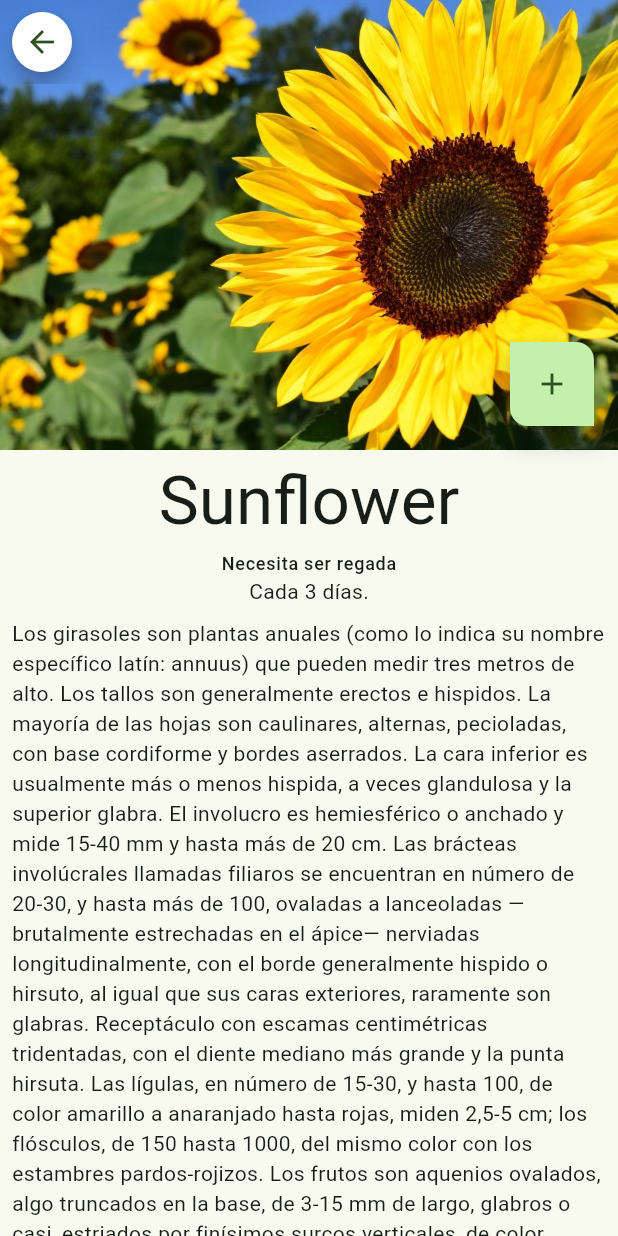
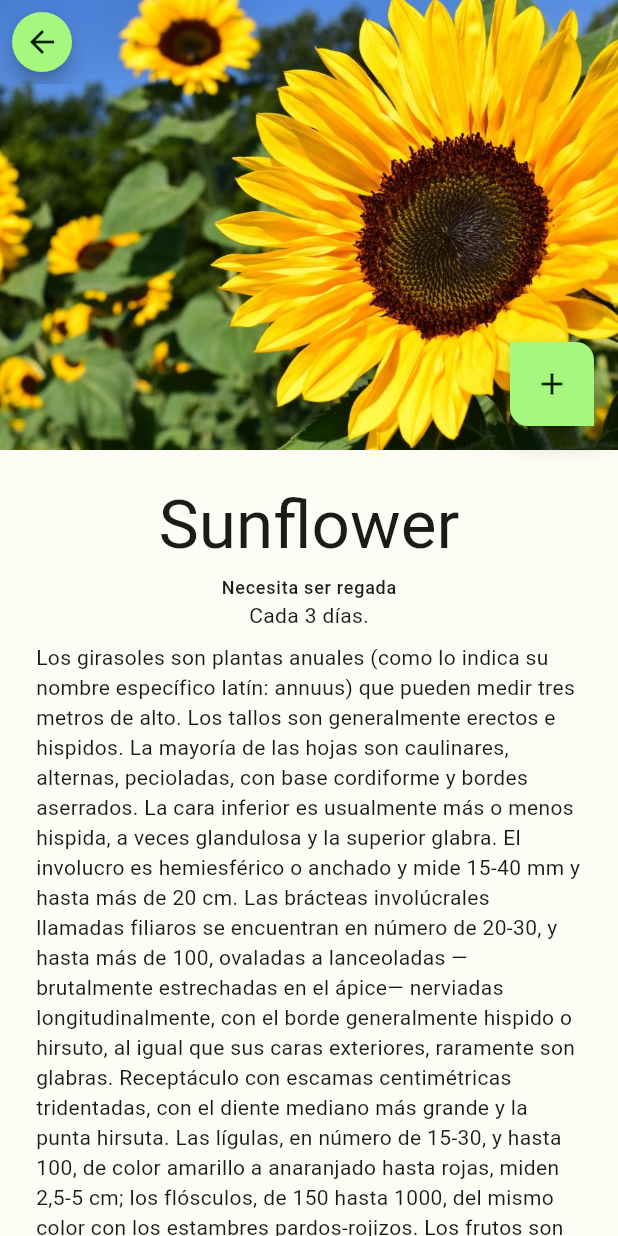
Before and after one commit to davidtruji/sunflower-flutter, a Flutter app: the PlantDetail screen opened directly, on a phone screen of 412 x 824 dp. Run offline on Flutter 3.47's test engine with Material 2 defaults, Android fonts, the phone set to English and light mode, and no system bars; missing offline and left inert: responsive_grid_list.

Commit message:
Add dark theme

```diff
--- /dev/null
+++ b/lib/color_schemes.dart
@@ -0,0 +1,69 @@
+import 'package:flutter/material.dart';
+
+const lightColorScheme = ColorScheme(
+  brightness: Brightness.light,
+  primary: Color(0xFF246D00),
+  onPrimary: Color(0xFFFFFFFF),
+  primaryContainer: Color(0xFFA6F780),
+  onPrimaryContainer: Color(0xFF062100),
+  secondary: Color(0xFF55624C),
+  onSecondary: Color(0xFFFFFFFF),
+  secondaryContainer: Color(0xFFD8E7CB),
+  onSecondaryContainer: Color(0xFF131F0D),
+  tertiary: Color(0xFF386667),
+  onTertiary: Color(0xFFFFFFFF),
+  tertiaryContainer: Color(0xFFBBEBEC),
+  onTertiaryContainer: Color(0xFF002021),
+  error: Color(0xFFBA1A1A),
+  errorContainer: Color(0xFFFFDAD6),
+  onError: Color(0xFFFFFFFF),
+  onErrorContainer: Color(0xFF410002),
+  background: Color(0xFFFDFDF6),
+  onBackground: Color(0xFF1A1C18),
+  surface: Color(0xFFFDFDF6),
+  onSurface: Color(0xFF1A1C18),
+  surfaceVariant: Color(0xFFDFE4D7),
+  onSurfaceVariant: Color(0xFF43483E),
+  outline: Color(0xFF73796D),
+  onInverseSurface: Color(0xFFF1F1EA),
+  inverseSurface: Color(0xFF2F312D),
+  inversePrimary: Color(0xFF8BDA67),
+  shadow: Color(0xFF000000),
+  surfaceTint: Color(0xFF246D00),
+  outlineVariant: Color(0xFFC3C8BB),
+  scrim: Color(0xFF000000),
+);
+
+const darkColorScheme = ColorScheme(
+  brightness: Brightness.dark,
+  primary: Color(0xFF8BDA67),
+  onPrimary: Color(0xFF0F3900),
+  primaryContainer: Color(0xFF195200),
+  onPrimaryContainer: Color(0xFFA6F780),
+  secondary: Color(0xFFBCCBB0),
+  onSecondary: Color(0xFF273421),
+  secondaryContainer: Color(0xFF3E4A36),
+  onSecondaryContainer: Color(0xFFD8E7CB),
+  tertiary: Color(0xFFA0CFD0),
+  onTertiary: Color(0xFF003738),
+  tertiaryContainer: Color(0xFF1E4E4F),
+  onTertiaryContainer: Color(0xFFBBEBEC),
+  error: Color(0xFFFFB4AB),
+  errorContainer: Color(0xFF93000A),
+  onError: Color(0xFF690005),
+  onErrorContainer: Color(0xFFFFDAD6),
+  background: Color(0xFF1A1C18),
+  onBackground: Color(0xFFE3E3DC),
+  surface: Color(0xFF1A1C18),
+  onSurface: Color(0xFFE3E3DC),
+  surfaceVariant: Color(0xFF43483E),
+  onSurfaceVariant: Color(0xFFC3C8BB),
+  outline: Color(0xFF8D9287),
+  onInverseSurface: Color(0xFF1A1C18),
+  inverseSurface: Color(0xFFE3E3DC),
+  inversePrimary: Color(0xFF246D00),
+  shadow: Color(0xFF000000),
+  surfaceTint: Color(0xFF8BDA67),
+  outlineVariant: Color(0xFF43483E),
+  scrim: Color(0xFF000000),
+);
--- a/lib/plant_detail.dart
+++ b/lib/plant_detail.dart
@@ -22,7 +22,6 @@ class PlantDetail extends StatelessWidget {
                   padding: const EdgeInsets.all(8),
                   child: FloatingActionButton(
                     onPressed: () => Navigator.pop(context),
-                    backgroundColor: Colors.white,
                     shape: const CircleBorder(),
                     child: const Icon(Icons.arrow_back),
                   ),
@@ -52,7 +51,7 @@ class PlantDetail extends StatelessWidget {
           },
           body: SingleChildScrollView(
               child: Padding(
-            padding: const EdgeInsets.all(8),
+            padding: const EdgeInsets.all(24),
             child: Column(children: [
               Text("Sunflower",
                   style: Theme.of(context).textTheme.displayMedium),
```
Also changed, not shown: lib/main.dart (+4 -5 lines).
